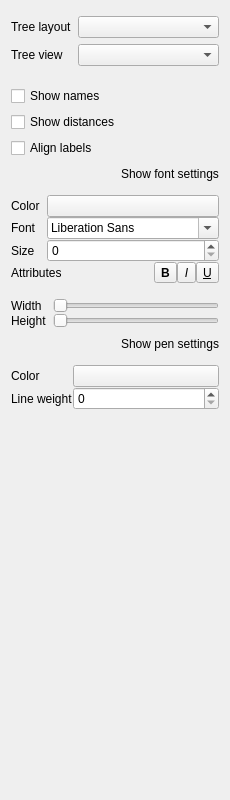
Qt form src/corelibs/U2View/src/ov_msa/ui/TreeOptionsWidget.ui (violethaze74/ugene) before a commit.
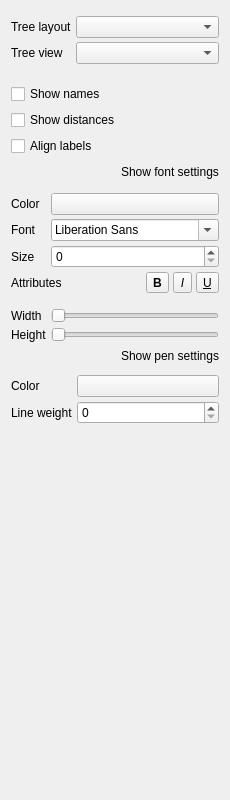
The same form after that commit.

Commit message: UGENE-1568 fix, also changes zooming and highlighting  in tree view

Diff of the .ui file:
```diff
--- a/src/corelibs/U2View/src/ov_msa/ui/TreeOptionsWidget.ui
+++ b/src/corelibs/U2View/src/ov_msa/ui/TreeOptionsWidget.ui
@@ -32,6 +32,9 @@
       </sizepolicy>
      </property>
      <layout class="QVBoxLayout" name="verticalLayout_7">
+      <property name="spacing">
+       <number>4</number>
+      </property>
       <property name="leftMargin">
        <number>0</number>
       </property>
@@ -153,7 +156,7 @@
          <widget class="QWidget" name="fontSettingsWidget" native="true">
           <layout class="QVBoxLayout" name="verticalLayout_9">
            <property name="spacing">
-            <number>0</number>
+            <number>4</number>
            </property>
            <property name="leftMargin">
             <number>0</number>
@@ -316,6 +319,9 @@
       </sizepolicy>
      </property>
      <layout class="QVBoxLayout" name="verticalLayout_2">
+      <property name="spacing">
+       <number>4</number>
+      </property>
       <property name="leftMargin">
        <number>0</number>
       </property>
@@ -331,7 +337,7 @@
       <item>
        <layout class="QGridLayout" name="gridLayout">
         <property name="verticalSpacing">
-         <number>0</number>
+         <number>4</number>
         </property>
         <item row="0" column="1">
          <widget class="QSlider" name="widthSlider">
@@ -397,7 +403,7 @@
         </property>
         <layout class="QVBoxLayout" name="verticalLayout_6">
          <property name="spacing">
-          <number>0</number>
+          <number>4</number>
          </property>
          <property name="leftMargin">
           <number>0</number>
```
The commit also changes 13 other files.
